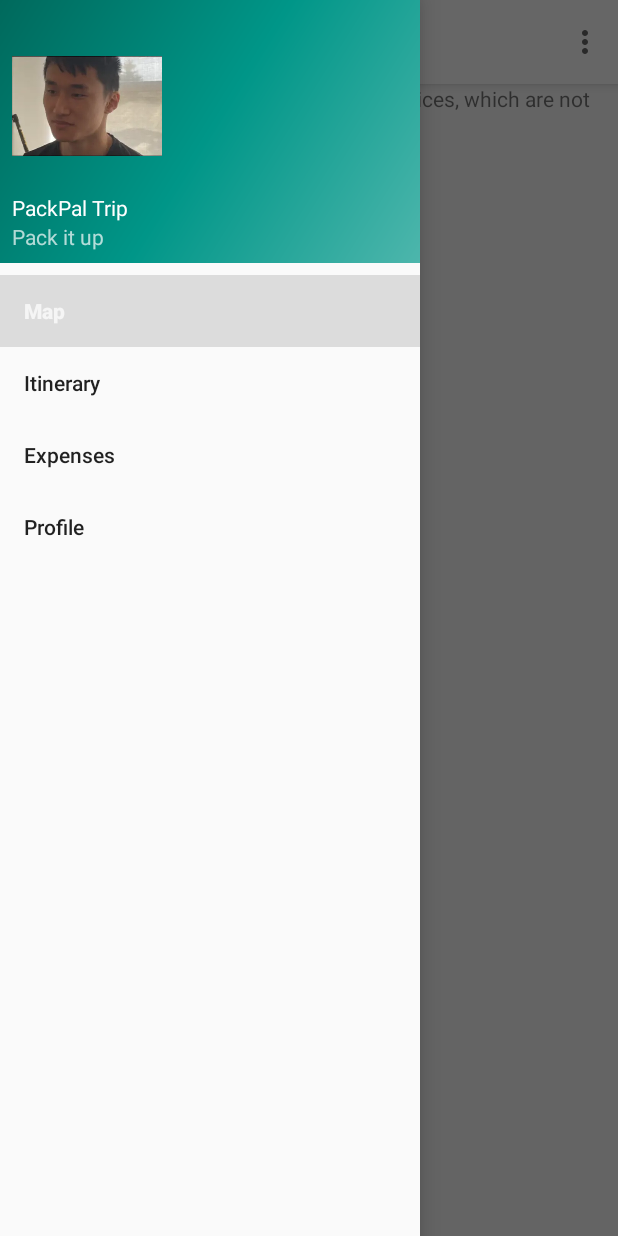
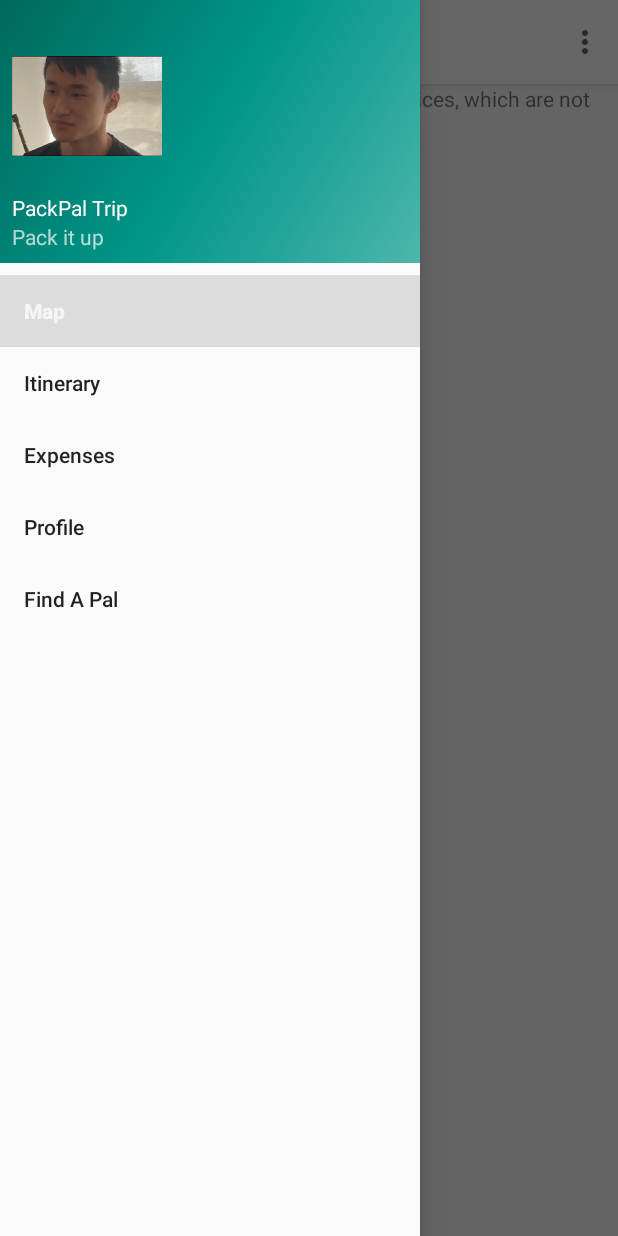
Before and after one commit to stephchi0/pack-pals, an Android app: the NavigationDrawerViewActivity screen opened directly, with no data from a screen before it, with the side drawer open, on a phone screen of 412 x 824 dp. Run offline under Robolectric (Android 15) with nearby library versions, the phone set to English and light mode, and no system bars; our stand-ins replace navigation-ui.

Commit message:
Attaching Find A Pal

```diff
--- a/app/src/main/java/com/example/packpals/views/NavigationDrawerViewActivity.kt
+++ b/app/src/main/java/com/example/packpals/views/NavigationDrawerViewActivity.kt
@@ -31,8 +31,8 @@ class NavigationDrawerViewActivity : AppCompatActivity() {
         val navController = findNavController(R.id.nav_host_fragment_content_navigation_drawer_view)
         // Passing each menu ID as a set of Ids because each
         // menu should be considered as top level destinations.
-        appBarConfiguration = AppBarConfiguration(setOf(
-            R.id.mapFragment, R.id.expensesFragment, R.id.profilePageFragment, R.id.itineraryPageFragment), drawerLayout)
+        appBarConfiguration = AppBarConfiguration(setOf( R.id.mapFragment, R.id.expensesFragment,
+            R.id.profilePageFragment, R.id.itineraryPageFragment, R.id.findAPalFragment), drawerLayout)
         setupActionBarWithNavController(navController, appBarConfiguration)
         navView.setupWithNavController(navController)
     }
--- a/app/src/main/res/menu/activity_navigation_drawer_view_drawer.xml
+++ b/app/src/main/res/menu/activity_navigation_drawer_view_drawer.xml
@@ -16,5 +16,8 @@
         <item
             android:id="@+id/profilePageFragment"
             android:title="@string/Profile" />
+        <item
+            android:id="@+id/findAPalFragment"
+            android:title="@string/FindAPal" />
     </group>
 </menu>
--- a/app/src/main/res/navigation/nav_graph.xml
+++ b/app/src/main/res/navigation/nav_graph.xml
@@ -68,4 +68,9 @@
             android:id="@+id/action_tripListFragment_to_newTripFragment"
             app:destination="@id/newTripFragment" />
     </fragment>
+    <fragment
+        android:id="@+id/findAPalFragment"
+        android:name="com.example.packpals.views.findapal.FindAPalFragment"
+        android:label="fragment_find_a_pal"
+        tools:layout="@layout/fragment_find_a_pal" />
 </navigation>
--- a/app/src/main/res/values/strings.xml
+++ b/app/src/main/res/values/strings.xml
@@ -5,6 +5,7 @@
     <string name="Itinerary">Itinerary</string>
     <string name="Photos">Photos</string>
     <string name="Pals">Pals</string>
+    <string name="FindAPal">Find A Pal</string>
     <string name="Playlist">Playlist</string>
     <string name="Expenses">Expenses</string>
     <string name="NewExpense">New Expense</string>
```
